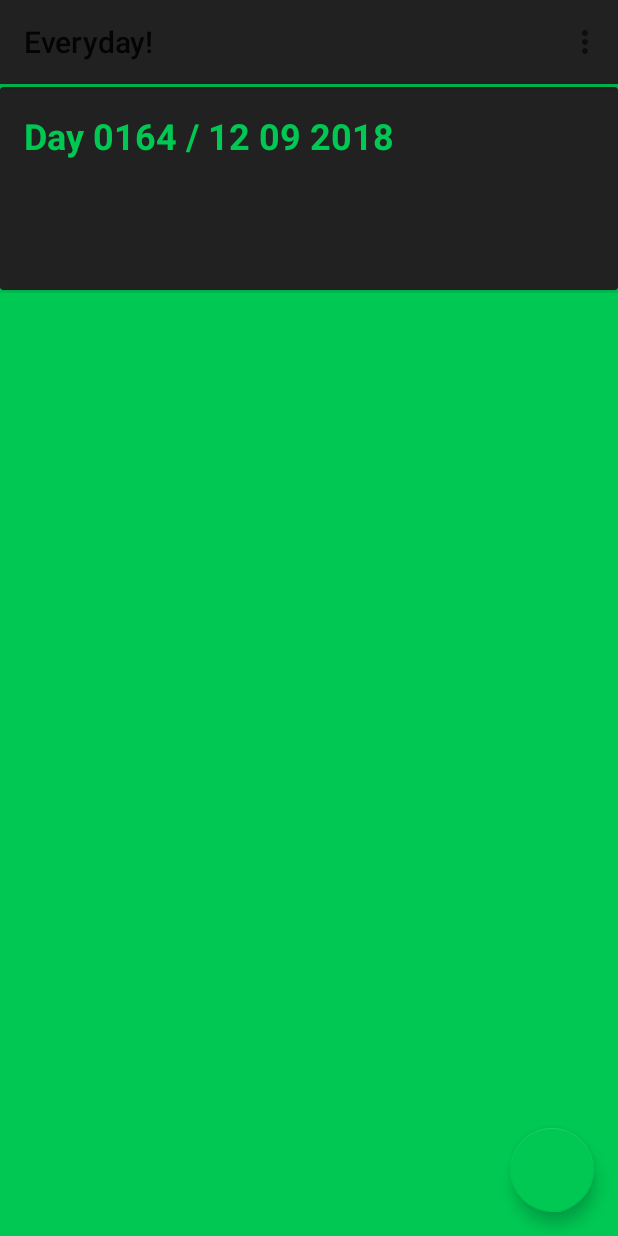
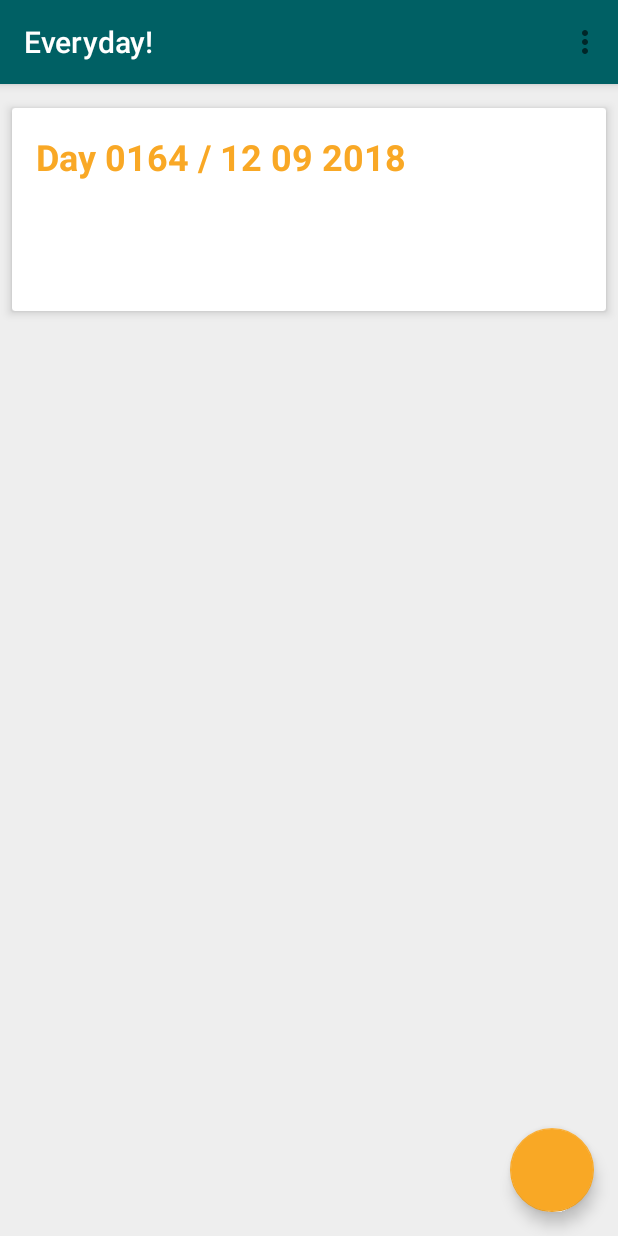
Before and after one commit to jstarczewski/everyday, an Android app: the AddDayFragment screen opened directly, with no data from a screen before it, after a tap on an icon or button, on a phone screen of 412 x 824 dp. Run offline under Robolectric (Android 15) with nearby library versions, the phone set to English and light mode, and no system bars; our stand-ins replace Room's generated code.

Commit message:
ShowDaysActivity UI changed

```diff
--- a/app/src/main/java/com/clakestudio/pc/everyday/utils/SplashActivity.java
+++ b/app/src/main/java/com/clakestudio/pc/everyday/utils/SplashActivity.java
@@ -27,7 +27,7 @@ public class SplashActivity extends AppCompatActivity {
             startActivity(new Intent(this, SetGoalActivity.class));
         }
         else if(settingsRepository.isPasswordSet()) {
-            startActivity(new Intent(this, PasswordActivity.class));
+            startActivity(new Intent(this, ShowDaysActivity.class));
         } else {
             startActivity(new Intent(this, ShowDaysActivity.class));
         }
--- a/app/src/main/res/layout/activity_show_days.xml
+++ b/app/src/main/res/layout/activity_show_days.xml
@@ -17,6 +17,7 @@
             android:layout_width="match_parent"
             android:layout_height="wrap_content"
             android:background="?attr/colorPrimary"
+            app:titleTextColor="@color/colorText"
             android:minHeight="?attr/actionBarSize"
             app:popupTheme="@style/ThemeOverlay.AppCompat.Light" />
     </android.support.design.widget.AppBarLayout>
--- a/app/src/main/res/layout/day.xml
+++ b/app/src/main/res/layout/day.xml
@@ -4,10 +4,12 @@
     android:id="@+id/day"
     android:layout_width="match_parent"
     android:layout_height="wrap_content"
+    android:layout_marginTop="8dp"
+    android:layout_marginBottom="8dp"
+    android:layout_marginEnd="8dp"
+    android:layout_marginStart="8dp"
     android:orientation="vertical"
-    android:layout_marginTop="2dp"
-    android:layout_marginBottom="2dp"
-    app:cardBackgroundColor="@color/colorPrimary"
+    app:cardBackgroundColor="@color/colorText"
     app:cardElevation="4dp">
 
     <LinearLayout
@@ -25,7 +27,7 @@
             android:text="Day Info"
             android:textColor="@color/colorAccent"
             android:textSize="24sp"
-            android:textStyle="bold"/>
+            android:textStyle="bold" />
 
         <TextView
             android:id="@+id/tvTitle"
@@ -35,9 +37,8 @@
             android:layout_marginLeft="4dp"
             android:layout_marginStart="4dp"
             android:text="Title"
-            android:textColor="#FFFFFF"
-            android:textSize="20sp"
-            android:textStyle="bold" />
+            android:typeface="monospace"
+            android:textSize="20sp" />
 
         <TextView
             android:id="@+id/tvNote"
@@ -50,5 +51,4 @@
 
     </LinearLayout>
 
-
 </android.support.v7.widget.CardView>
--- a/app/src/main/res/layout/fragment_show_days.xml
+++ b/app/src/main/res/layout/fragment_show_days.xml
@@ -2,7 +2,7 @@
     xmlns:tools="http://schemas.android.com/tools"
     android:layout_width="match_parent"
     android:layout_height="match_parent"
-    android:background="@color/colorAccent"
+    android:background="@color/colorDaysBackground"
     tools:context="com.clakestudio.pc.everyday.showdays.ShowDaysActivity">
 
     <!-- TODO: Update blank fragment layout -->
@@ -14,6 +14,7 @@
 
         <android.support.v7.widget.RecyclerView
             android:id="@+id/recyclerView"
+            android:layout_marginTop="8dp"
             android:layout_width="match_parent"
             android:layout_height="wrap_content">
 
--- a/app/src/main/res/values/colors.xml
+++ b/app/src/main/res/values/colors.xml
@@ -1,7 +1,8 @@
 <?xml version="1.0" encoding="utf-8"?>
 <resources>
-    <color name="colorPrimary">#212121</color>
-    <color name="colorPrimaryDark">#000000</color>
-    <color name="colorAccent">#00c853</color>
+    <color name="colorPrimary">#006064</color>
+    <color name="colorPrimaryDark">#00363a</color>
+    <color name="colorAccent">#f9a825</color>
     <color name="colorText">#FFFFFF</color>
+    <color name="colorDaysBackground">#EEEEEE</color>
 </resources>
```
